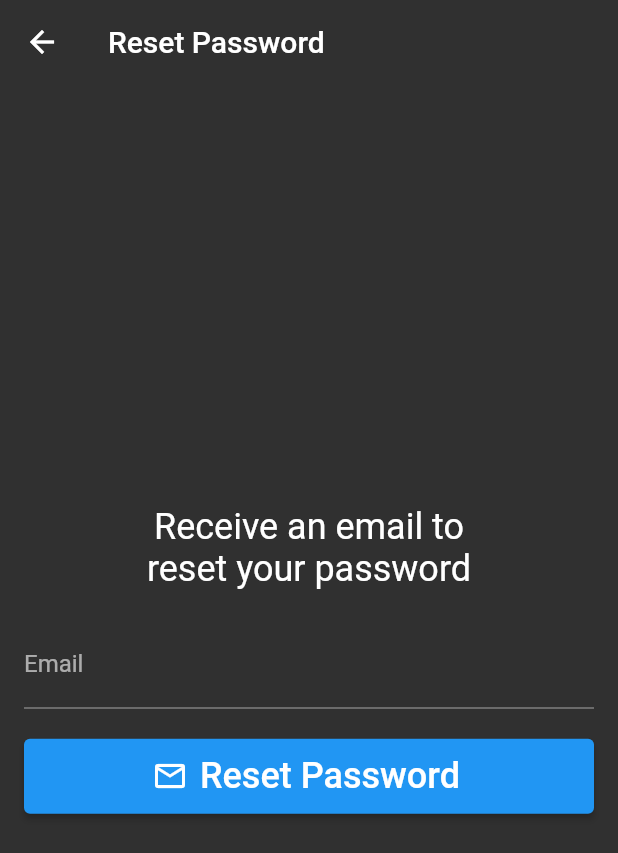
After one commit to asahaya/firebase_auth220618, a Flutter app: the screen it shows after launch, after a tap on "Forget Password？", on a phone screen of 412 x 824 dp. The commit adds this screen. Shown: the top 853 px of the screen. Run offline on Flutter 3.47's test engine with Material 2 defaults, Android fonts, the phone set to English and light mode, and no system bars; our stand-ins replace email_validator, firebase_auth, firebase_core; accounts and stored records are empty.

Commit message:
forget_pass

```diff
--- /dev/null
+++ b/lib/forget_password_page.dart
@@ -0,0 +1,98 @@
+import 'package:email_validator/email_validator.dart';
+import 'package:firebase_auth/firebase_auth.dart';
+import 'package:firebase_auth220618/utils.dart';
+import 'package:flutter/cupertino.dart';
+import 'package:flutter/material.dart';
+
+class ForgetPasswordPage extends StatefulWidget {
+  const ForgetPasswordPage({Key? key}) : super(key: key);
+
+  @override
+  State<ForgetPasswordPage> createState() => _ForgetPasswordPageState();
+}
+
+class _ForgetPasswordPageState extends State<ForgetPasswordPage> {
+  final formKey = GlobalKey<FormState>();
+  final emailCon = TextEditingController();
+
+  @override
+  void dispose() {
+    emailCon.dispose();
+    super.dispose();
+  }
+
+  @override
+  Widget build(BuildContext context) {
+    return Scaffold(
+      appBar: AppBar(
+        backgroundColor: Colors.transparent,
+        elevation: 0,
+        title: Text('Reset Password'),
+      ),
+      body: Padding(
+        padding: EdgeInsets.all(16),
+        child: Form(
+          key: formKey,
+          child: Column(mainAxisAlignment: MainAxisAlignment.center, children: [
+            Text(
+              'Receive an email to \nreset your password',
+              textAlign: TextAlign.center,
+              style: TextStyle(fontSize: 24),
+            ),
+            SizedBox(height: 20),
+            TextFormField(
+              keyboardType: TextInputType.emailAddress,
+              controller: emailCon,
+              cursorColor: Colors.white,
+              textInputAction: TextInputAction.done,
+              decoration: InputDecoration(labelText: 'Email'),
+              autovalidateMode: AutovalidateMode.onUserInteraction,
+              validator: (email) {
+                return email != null && !EmailValidator.validate(email)
+                    ? 'Enter a valid email'
+                    : null;
+              },
+            ),
+            SizedBox(
+              height: 20,
+            ),
+            ElevatedButton.icon(
+                style: ElevatedButton.styleFrom(
+                  minimumSize: Size.fromHeight(50),
+                ),
+                onPressed: resetPassword,
+                icon: Icon(Icons.email_outlined),
+                label: Text(
+                  'Reset Password',
+                  style: TextStyle(fontSize: 24),
+                )),
+          ]),
+        ),
+      ),
+    );
+  }
+
+  Future resetPassword() async {
+    showDialog(
+        context: context,
+        barrierDismissible: false,
+        builder: (context) {
+          return Center(
+            child: CircularProgressIndicator(),
+          );
+        });
+
+    try {
+      await FirebaseAuth.instance.sendPasswordResetEmail(
+        email: emailCon.text.trim(),
+      );
+      Utils.showSnackBar('Password Reset Email Sent');
+      Navigator.of(context).popUntil((route) => route.isFirst);
+    } on FirebaseAuthException catch (eee) {
+      print(eee);
+
+      Utils.showSnackBar(eee.message);
+      Navigator.of(context).pop();
+    }
+  }
+}
--- a/lib/login_page.dart
+++ b/lib/login_page.dart
@@ -6,6 +6,8 @@ import 'package:firebase_auth220618/singup_page.dart';
 import 'package:firebase_auth220618/utils.dart';
 import 'package:flutter/gestures.dart';
 import 'package:flutter/material.dart';
+
+import 'forget_password_page.dart';
 
 class LoginPage extends StatefulWidget {
   final VoidCallback onClickedSignUp;
@@ -59,6 +61,20 @@ class _LoginPageState extends State<LoginPage> {
               style: TextStyle(fontSize: 24),
             )),
         SizedBox(height: 24),
+        GestureDetector(
+          child: Text(
+            'Forget Password？',
+            style: TextStyle(
+              decoration: TextDecoration.underline,
+              color: Theme.of(context).colorScheme.secondary,
+              fontSize: 20,
+            ),
+          ),
+          onTap: () {
+            Navigator.of(context).push(
+                MaterialPageRoute(builder: (context) => ForgetPasswordPage()));
+          },
+        ),
         RichText(
             text: TextSpan(
                 recognizer: TapGestureRecognizer()
```
